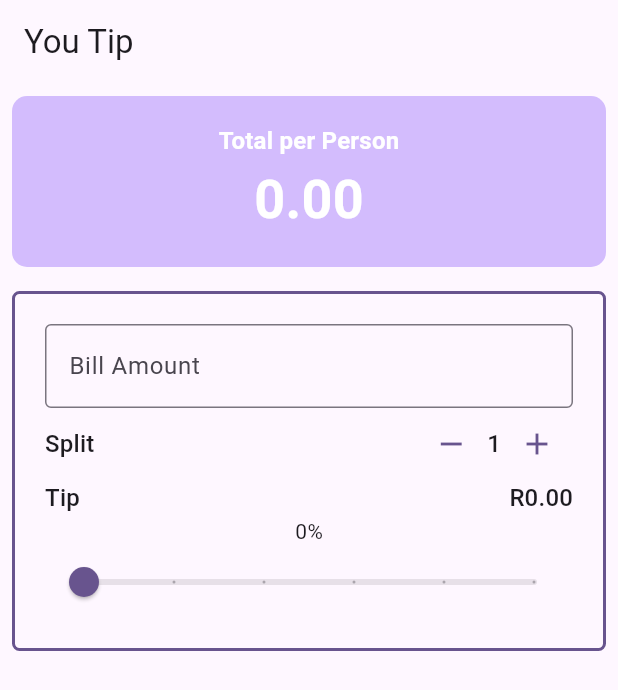
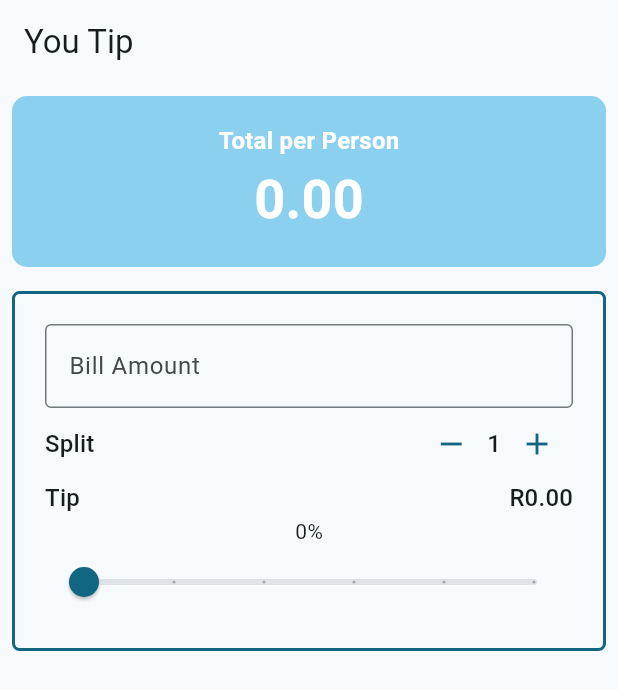
Before and after one commit to andredippenaar/your_tip, a Flutter app: the screen it shows after launch, on a phone screen of 412 x 824 dp. Shown: the top 690 px of the screen. Run offline on Flutter 3.47's test engine with Material 3 defaults, Android fonts, the phone set to English and light mode, and no system bars.

Commit message:
Changed app colour

```diff
--- a/lib/main.dart
+++ b/lib/main.dart
@@ -19,7 +19,7 @@ class MyApp extends StatelessWidget {
       debugShowCheckedModeBanner: false,
       title: 'Your Tip',
       theme: ThemeData(
-        colorScheme: ColorScheme.fromSeed(seedColor: Colors.deepPurple),
+        colorScheme: ColorScheme.fromSeed(seedColor: Colors.blueGrey),
         useMaterial3: true,
       ),
       home: const YourTip(),
@@ -85,7 +85,7 @@ class _YourTipState extends State<YourTip> {
           Padding(
             padding: const EdgeInsets.all(8.0),
             child: Container(
-              padding: EdgeInsets.all(20),
+              padding: const EdgeInsets.all(20),
               decoration: BoxDecoration(
                 borderRadius: BorderRadius.circular(5),
                 border: Border.all(color: theme.colorScheme.primary, width: 2),
```
